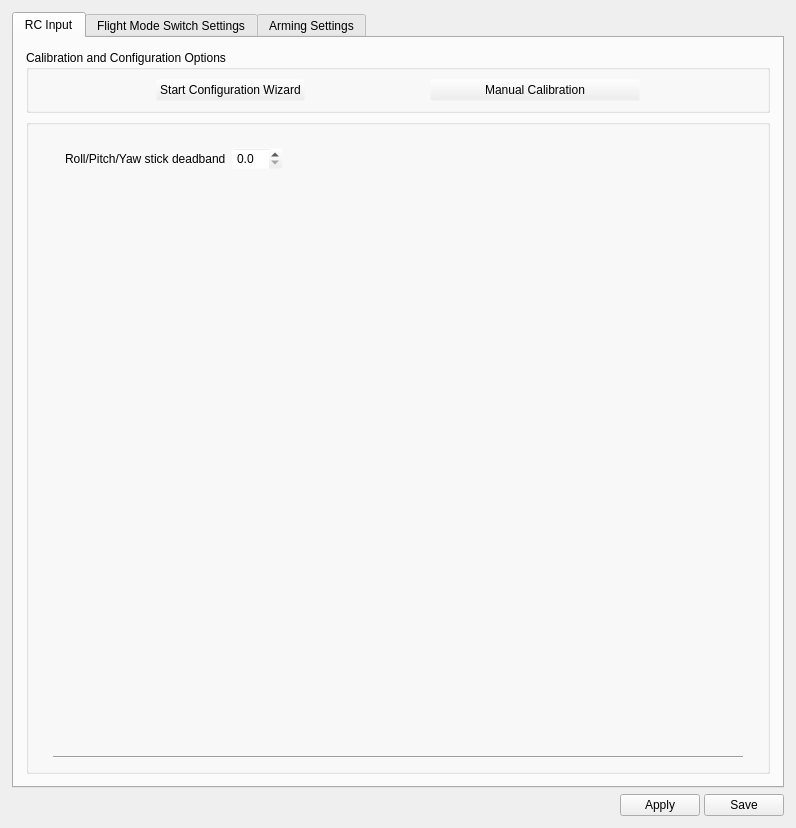
The window that ground/openpilotgcs/src/plugins/config/input.ui (openpilot/OpenPilot) describes before a commit, drawn with Qt 5.
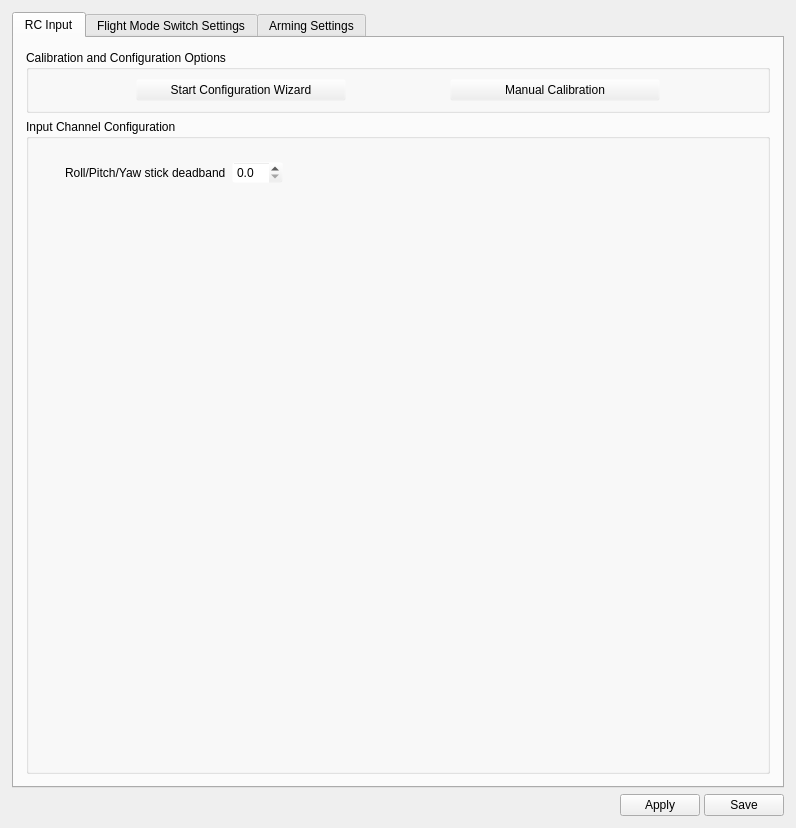
The same window after the commit. Icons and pictures are not drawn.

Commit message: OP-1166 Fixes the maxed out bug and beautifies some gui.

```diff
--- a/ground/openpilotgcs/src/plugins/config/input.ui
+++ b/ground/openpilotgcs/src/plugins/config/input.ui
@@ -128,8 +128,8 @@
            <rect>
             <x>0</x>
             <y>0</y>
-            <width>768</width>
-            <height>742</height>
+            <width>766</width>
+            <height>745</height>
            </rect>
           </property>
           <layout class="QGridLayout" name="gridLayout">
@@ -151,7 +151,7 @@
            <item row="1" column="0">
             <widget class="QGroupBox" name="groupBox_5">
              <property name="title">
-              <string/>
+              <string>Input Channel Configuration</string>
              </property>
              <layout class="QVBoxLayout" name="verticalLayout_6">
               <property name="leftMargin">
@@ -277,13 +277,6 @@
                     </property>
                    </spacer>
                   </item>
-                  <item>
-                   <widget class="Line" name="line_2">
-                    <property name="orientation">
-                     <enum>Qt::Horizontal</enum>
-                    </property>
-                   </widget>
-                  </item>
                  </layout>
                 </widget>
                 <widget class="QWidget" name="wizard">
@@ -388,6 +381,12 @@
               </item>
               <item>
                <widget class="QPushButton" name="configurationWizard">
+                <property name="minimumSize">
+                 <size>
+                  <width>210</width>
+                  <height>0</height>
+                 </size>
+                </property>
                 <property name="text">
                  <string>Start Configuration Wizard</string>
                 </property>
```
Left out of the diff: 8 changed lines with no effect on the pictures. The commit also changes 5 other files.
